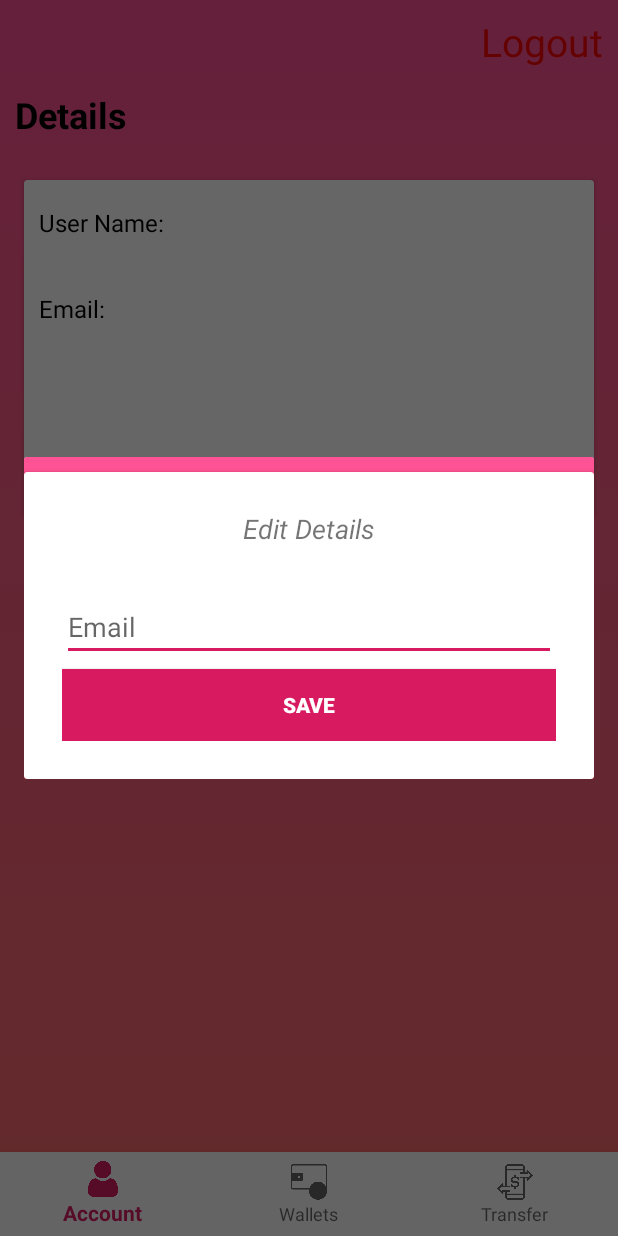
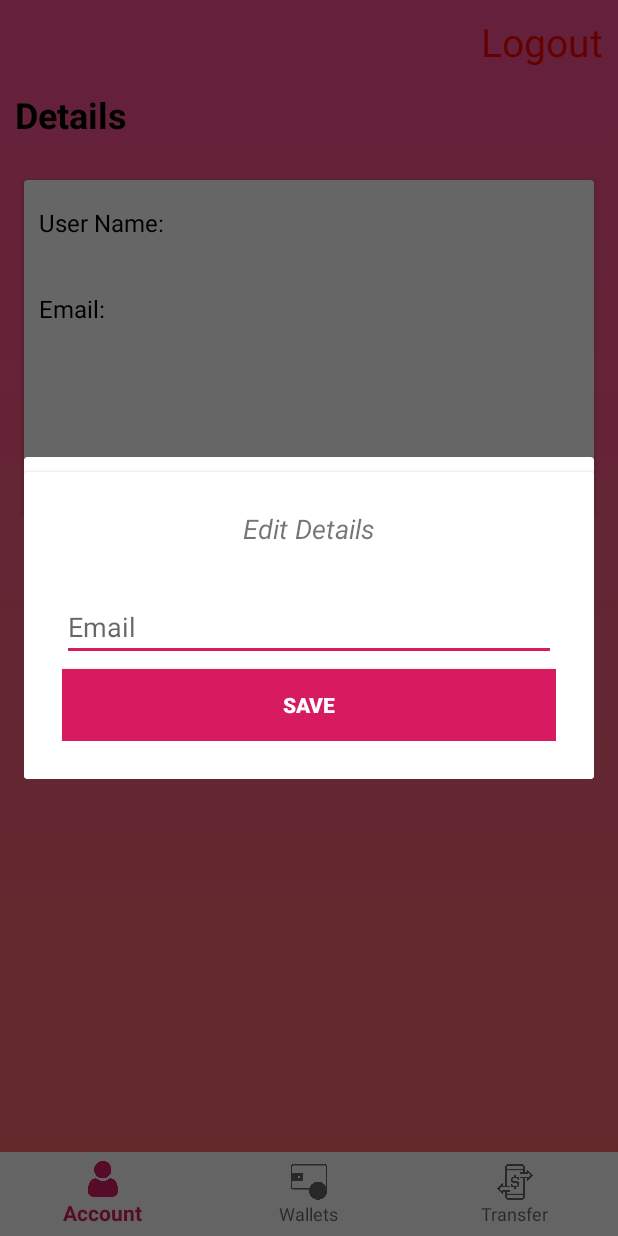
Before and after one commit to Weefle/BankAccountManager, an Android app: the screen it shows after launch once a user with an empty profile is signed in (HomeActivity), after a tap on "EDIT", on a phone screen of 412 x 824 dp. Run offline under Robolectric (Android 15) with nearby library versions, the phone set to English and light mode, and no system bars; our stand-ins replace Firebase (no records; nobody signed in at launch, a user with empty details on screens opened directly).

Commit message:
Fixed some things

```diff
--- a/app/src/main/java/fr/weefle/myapplication/Activity/TransactionActivity.java
+++ b/app/src/main/java/fr/weefle/myapplication/Activity/TransactionActivity.java
@@ -55,8 +55,6 @@ public class TransactionActivity extends AppCompatActivity {
             @Override
             public void onClick(View v) {
 
-                Collections.reverse(transactions);
-
                 Intent intent = new Intent(getApplication(), TrendActivity.class);
                 Bundle bundle = new Bundle();
                 bundle.putSerializable("transactions", transactions);
--- a/app/src/main/java/fr/weefle/myapplication/Activity/TrendActivity.java
+++ b/app/src/main/java/fr/weefle/myapplication/Activity/TrendActivity.java
@@ -19,6 +19,7 @@ import com.anychart.enums.TooltipPositionMode;
 import com.anychart.graphics.vector.Stroke;
 
 import java.util.ArrayList;
+import java.util.Collections;
 import java.util.List;
 
 import fr.weefle.myapplication.Model.Transaction;
@@ -33,6 +34,7 @@ public class TrendActivity extends AppCompatActivity {
         Intent intent = getIntent();
         Bundle bundle = intent.getExtras();
         final ArrayList<Transaction> transactions = (ArrayList<Transaction>) bundle.getSerializable("transactions");
+        Collections.reverse(transactions);
         AnyChartView anyChartView = findViewById(R.id.any_chart_view);
         Cartesian cartesian = AnyChart.line();
         cartesian.animation(true);
--- a/app/src/main/res/layout/activity_trend.xml
+++ b/app/src/main/res/layout/activity_trend.xml
@@ -3,8 +3,7 @@
     xmlns:tools="http://schemas.android.com/tools"
     android:layout_width="match_parent"
     android:layout_height="match_parent"
-    tools:context=".Activity.TrendActivity"
-    android:background="@drawable/bg">
+    tools:context=".Activity.TrendActivity">
 
     <com.anychart.AnyChartView
         android:id="@+id/any_chart_view"
--- a/app/src/main/res/layout/fragment_transfer.xml
+++ b/app/src/main/res/layout/fragment_transfer.xml
@@ -36,7 +36,7 @@
             android:layout_width="match_parent"
             android:layout_height="wrap_content"
             android:background="@drawable/edit_text_top"
-            android:hint="Transaction Price"
+            android:hint="Transaction Amount"
             android:inputType="numberDecimal|numberSigned"
             android:layout_marginTop="10dp"
             android:padding="15dp" />
--- a/app/src/main/res/layout/popup.xml
+++ b/app/src/main/res/layout/popup.xml
@@ -3,8 +3,7 @@
     android:id="@+id/layout_id"
     android:layout_width="match_parent"
     android:layout_height="match_parent"
-    android:orientation="vertical"
-    android:background="@drawable/bg">
+    android:orientation="vertical">
 
     <androidx.cardview.widget.CardView
         android:layout_width="match_parent"
--- a/app/src/main/res/layout/popup_password.xml
+++ b/app/src/main/res/layout/popup_password.xml
@@ -3,8 +3,7 @@
     android:id="@+id/layout_id"
     android:layout_width="match_parent"
     android:layout_height="match_parent"
-    android:orientation="vertical"
-    android:background="@drawable/bg">
+    android:orientation="vertical">
 
     <androidx.cardview.widget.CardView
         android:layout_width="match_parent"
--- a/app/src/main/res/layout/popup_wallet.xml
+++ b/app/src/main/res/layout/popup_wallet.xml
@@ -3,8 +3,7 @@
     android:id="@+id/layout_id"
     android:layout_width="match_parent"
     android:layout_height="match_parent"
-    android:orientation="vertical"
-    android:background="@drawable/bg">
+    android:orientation="vertical">
 
     <androidx.cardview.widget.CardView
         android:layout_width="match_parent"
```
